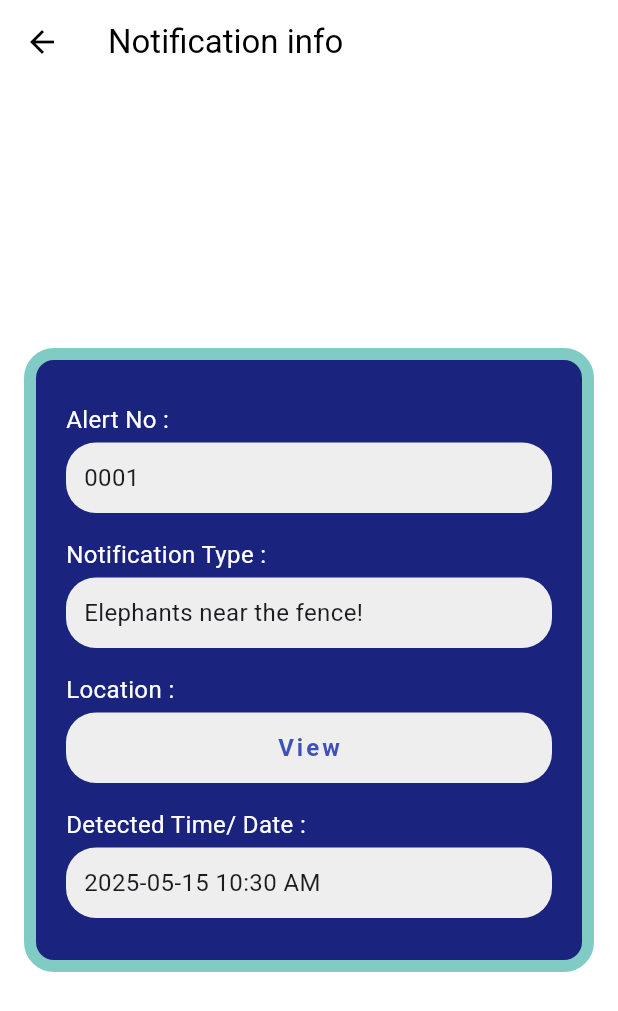
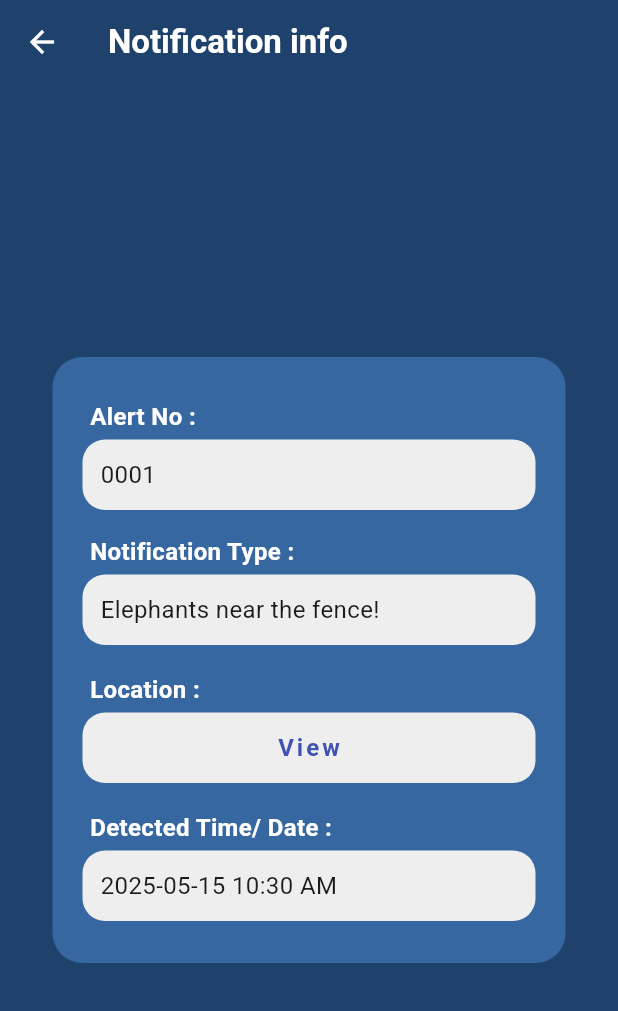
Before and after one commit to GayaniGunasekara/EleFence360, a Flutter app: the NotificationScreen screen opened directly, after a tap on "View Information", on a phone screen of 412 x 824 dp. Shown: the top 1011 px of the screen. Run offline on Flutter 3.47's test engine with Material 3 defaults, Android fonts, the phone set to English and light mode, and no system bars; our stand-ins replace firebase_core, firebase_database, flutter_svg, google_maps_flutter; accounts and stored records are empty.

Commit message:
Improve pges design and UI

```diff
--- a/MobileApp/lib/pages/ContactForm.dart
+++ b/MobileApp/lib/pages/ContactForm.dart
@@ -19,7 +19,7 @@ class ContactFormScreen extends StatelessWidget {
   @override
   Widget build(BuildContext context) {
     return Scaffold(
-      backgroundColor: Color(0xFF232323),
+      backgroundColor: Color(0xFF1E426B),
       body: Center(
         child: Container(
           width: 350,
--- a/MobileApp/lib/pages/notification_details.dart
+++ b/MobileApp/lib/pages/notification_details.dart
@@ -1,7 +1,5 @@
 import 'package:capstoneproject_mobileapp/pages/events.dart';
 import 'package:flutter/material.dart';
-
-
 
 class NotificationDetailPage extends StatelessWidget {
   final String alertNumber;
@@ -22,20 +20,25 @@ class NotificationDetailPage extends StatelessWidget {
   Widget build(BuildContext context) {
     return Scaffold(
       appBar: AppBar(
-        title: Text('Notification info', style: TextStyle(color: Colors.black)),
-        backgroundColor: Colors.white,
-        iconTheme: IconThemeData(color: Colors.black),
+        title: Text(
+          'Notification info',
+          style: TextStyle(
+            color: const Color(0xFFFFFFFF),
+            fontWeight: FontWeight.bold,
+          ),
+        ),
+        backgroundColor: Color(0xFF1E426B),
+        iconTheme: IconThemeData(color: const Color(0xFFFFFFFF)),
         elevation: 0,
       ),
-      backgroundColor: Colors.white,
+      backgroundColor: Color(0xFF1E426B),
       body: Center(
         child: Container(
-          margin: EdgeInsets.all(16),
+          margin: EdgeInsets.all(35),
           padding: EdgeInsets.all(20),
           decoration: BoxDecoration(
-            color: Colors.indigo[900],
+            color: Color(0xFF4E8BD4).withOpacity(0.5),
             borderRadius: BorderRadius.circular(20),
-            border: Border.all(color: Colors.teal.shade200, width: 8),
           ),
           child: Column(
             mainAxisSize: MainAxisSize.min,
@@ -65,14 +68,24 @@ class NotificationDetailPage extends StatelessWidget {
       child: Column(
         crossAxisAlignment: CrossAxisAlignment.start,
         children: [
-          Text(label, style: TextStyle(color: Colors.white, fontSize: 16)),
+          Padding(
+            padding: const EdgeInsets.only(left: 05),
+            child: Text(
+              label,
+              style: TextStyle(
+                color: Colors.white,
+                fontSize: 16,
+                fontWeight: FontWeight.bold,
+              ),
+            ),
+          ),
           Container(
             width: double.infinity,
             padding: EdgeInsets.all(12),
             margin: EdgeInsets.only(top: 4),
             decoration: BoxDecoration(
               color: Colors.grey[200],
-              borderRadius: BorderRadius.circular(20),
+              borderRadius: BorderRadius.circular(15),
             ),
             child: Text(value, style: TextStyle(fontSize: 16)),
           ),
@@ -83,11 +96,21 @@ class NotificationDetailPage extends StatelessWidget {
 
   Widget buildInfoLink(String label, String linkText, VoidCallback onTap) {
     return Padding(
-      padding: const EdgeInsets.symmetric(vertical: 8),
+      padding: const EdgeInsets.symmetric(vertical: 10),
       child: Column(
         crossAxisAlignment: CrossAxisAlignment.start,
         children: [
-          Text(label, style: TextStyle(color: Colors.white, fontSize: 16)),
+          Padding(
+            padding: const EdgeInsets.only(left: 05),
+            child: Text(
+              label,
+              style: TextStyle(
+                color: Colors.white,
+                fontSize: 16,
+                fontWeight: FontWeight.bold,
+              ),
+            ),
+          ),
           GestureDetector(
             onTap: onTap,
             child: Container(
@@ -96,7 +119,7 @@ class NotificationDetailPage extends StatelessWidget {
               margin: EdgeInsets.only(top: 4),
               decoration: BoxDecoration(
                 color: Colors.grey[200],
-                borderRadius: BorderRadius.circular(20),
+                borderRadius: BorderRadius.circular(15),
               ),
               child: Center(
                 child: Text(
--- a/MobileApp/lib/pages/notifications.dart
+++ b/MobileApp/lib/pages/notifications.dart
@@ -6,6 +6,8 @@ void main() {
 }
 
 class NotificationApp extends StatelessWidget {
+  const NotificationApp({super.key});
+
   @override
   Widget build(BuildContext context) {
     return MaterialApp(
@@ -31,17 +33,19 @@ class NotificationScreen extends StatelessWidget {
     NotificationItem('Other Emergencies', 0),
   ];
 
+  NotificationScreen({super.key});
+
   @override
   Widget build(BuildContext context) {
     return Scaffold(
-      backgroundColor: Colors.white,
+      backgroundColor: Color(0xFF1E426B),
       body: Column(
         children: [
           ClipPath(
             clipper: TopWaveClipper(),
             child: Container(
-              height: 200,
-              color: Colors.teal[200],
+              height: 250,
+              color: Color(0xFF5199EE),
               alignment: Alignment.centerLeft,
               padding: EdgeInsets.symmetric(horizontal: 24),
               child: const Text(
@@ -49,7 +53,7 @@ class NotificationScreen extends StatelessWidget {
                 style: TextStyle(
                   fontSize: 32,
                   fontWeight: FontWeight.bold,
-                  color: Colors.indigo,
+                  color: Color(0xFFFFFFFF),
                 ),
               ),
             ),
@@ -61,7 +65,7 @@ class NotificationScreen extends StatelessWidget {
               itemBuilder: (context, index) {
                 final item = notifications[index];
                 return Card(
-                  color: Colors.indigo[900],
+                  color: Color(0xFF4E8BD4).withOpacity(0.5),
                   margin: const EdgeInsets.symmetric(vertical: 8),
                   child: Padding(
                     padding: const EdgeInsets.all(12),
@@ -71,11 +75,10 @@ class NotificationScreen extends StatelessWidget {
                           children: [
                             CircleAvatar(
                               radius: 15,
-                              backgroundColor: Colors.cyanAccent,
+                              backgroundColor: const Color(0xFFFFFFFF),
                             ),
                             if (item.count > 0)
                               Positioned(
-                                right: -5,
                                 top: -5,
                                 child: Container(
                                   padding: EdgeInsets.all(4),
```
Also changed, not shown: MobileApp/lib/pages/events.dart (+28 -13 lines), MobileApp/lib/pages/location.dart (+52 -9 lines). Lines whose indentation alone changed are shown as unchanged.
